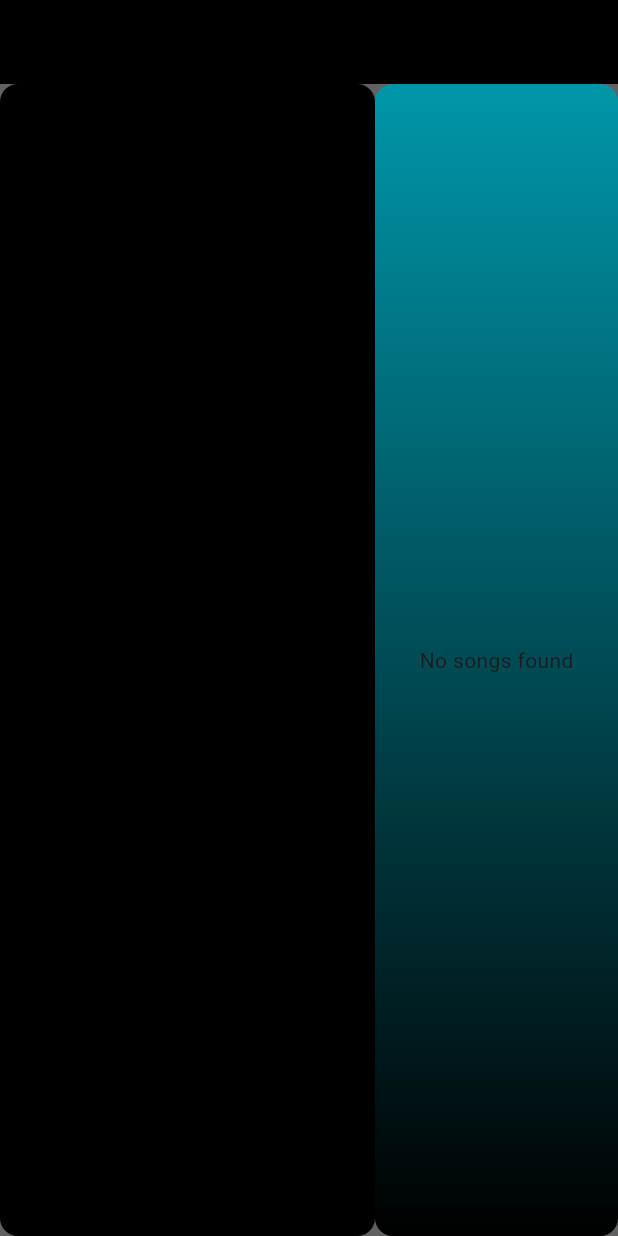
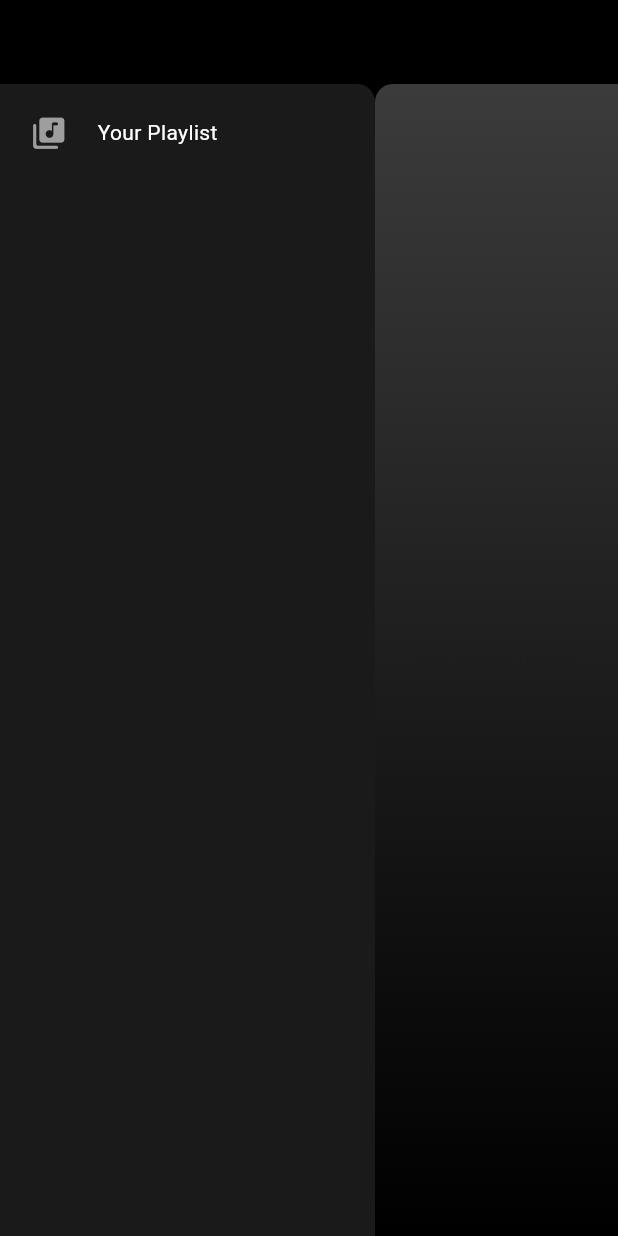
Before and after one commit to ksahib/Music-Player, a Flutter app: the screen it shows after launch, on a phone screen of 412 x 824 dp. Run offline on Flutter 3.47's test engine with Material 3 defaults, Android fonts, the phone set to English and light mode, and no system bars; our stand-ins replace audioplayers, file_picker, shared_preferences, watcher; missing offline and left inert: metadata_god.

Commit message:
added color analyse and auto color gradient

```diff
--- a/lib/music_list_page.dart
+++ b/lib/music_list_page.dart
@@ -53,6 +53,7 @@ class _MusicListPageState extends State<MusicListPage> {
   DirectoryWatcher? _directoryWatcher;
   StreamSubscription<WatchEvent>? _directoryWatcherSubscription;
   String? storedDirectory;
+  Color containerColor = const Color.fromARGB(255, 75, 74, 74);
 
   @override
   void initState() {
@@ -86,6 +87,27 @@ class _MusicListPageState extends State<MusicListPage> {
 
     return img.getColor(r, g, b, a);
   }
+
+    Future<void> handleHover(File song) async {
+    Uint8List? albumArt = await getAlbumArt(song);
+    if (albumArt != null) {
+      img.Image? albumArtImage = img.decodeImage(albumArt);
+
+      if (albumArtImage != null) {
+        int darkestColor = findDarkest(albumArtImage);
+
+        // Update the state to change the gradient
+        setState(() {
+          containerColor = Color(darkestColor);
+        });
+      } else {
+        print('Failed to decode image');
+      }
+    } else {
+      print('No album art available for this song.');
+    }
+  }
+
 
   void loadSongs() async {
     storedDirectory = await getStoredDirectory();
@@ -155,39 +177,83 @@ class _MusicListPageState extends State<MusicListPage> {
           Container(
             width: double.infinity,
             height: double.infinity,
-            color: Colors.grey[700],
+            color: Colors.black,
           ),
           Row(
             mainAxisAlignment: MainAxisAlignment.center,
             children: <Widget>[
+              Stack(
+                children: <Widget>[
                   Container(
                     width: 250,
                     height: double.infinity,
-                decoration: BoxDecoration(
-                  color: Colors.black,
-                  borderRadius: BorderRadius.circular(12.0),
+                    decoration: const BoxDecoration(
+                      color: Color.fromARGB(255, 27, 26, 26),
+                      borderRadius: BorderRadius.only(
+                        topLeft: Radius.circular(0),
+                        bottomLeft: Radius.circular(0),
+                        bottomRight: Radius.circular(0),
+                        topRight: Radius.circular(12.0),
                       ),
                     ),
+                  ),
+                  const Padding(
+                    padding: EdgeInsets.all(20),
+                    child: Row(
+                      mainAxisAlignment: MainAxisAlignment.spaceEvenly,
+                      children: <Widget>[
+                        Icon(
+                          Icons.my_library_music_rounded,
+                          size: 25.0,
+                          color: Colors.grey,
+                        ),
+                        Padding(
+                          padding: EdgeInsets.only(
+                            left: 20,
+                            top: 0,
+                            bottom: 0,
+                            right: 0,
+                          ),
+                          child: const Text(
+                            "Your Playlist",
+                            style: TextStyle(
+                              color: Colors.white,
+                            ),
+                          ),
+                        ),
+                      ],
+                    ),
+                  ),
+                ],
+              ),
               Expanded(
-                child: Container(
+                child: AnimatedContainer(
+                  duration: const Duration(milliseconds: 300),
                   decoration: BoxDecoration(
-                    borderRadius: BorderRadius.circular(12.0),
-                    gradient: const LinearGradient(
-                      begin: Alignment(1,-1.5),
-                      end: Alignment(1,1),
+                    borderRadius: const BorderRadius.only(
+                      topLeft: Radius.circular(12.0),
+                      bottomLeft: Radius.circular(0),
+                      bottomRight: Radius.circular(0),
+                      topRight: Radius.circular(0),
+                    ),
+                    gradient: LinearGradient(
+                      begin: Alignment(1, -1.5),
+                      end: Alignment(1, 1),
                       colors: [
-                        Colors.cyan,
+                        containerColor, // Dynamic color
                         Colors.black,
                       ],
                     ),
                   ),
                   child: songs.isEmpty
-                ? Center(child: Text("No songs found"))
+                      ? const Center(child: Text("No songs found"))
                       : ListView.builder(
                           itemCount: songs.length,
                           itemBuilder: (context, index) {
                             File song = songs[index];
-                      return ListTile(
+                            return MouseRegion(
+                              onEnter: (_) => handleHover(song),
+                              child: ListTile(
                                 leading: FutureBuilder<Uint8List?>(
                                   future: getAlbumArt(song),
                                   builder: (context, snapshot) {
@@ -200,7 +266,7 @@ class _MusicListPageState extends State<MusicListPage> {
                                       );
                                     } else {
                                       return Image.asset(
-                                'assets/images/album_art_placeholder.jpg', // Default image
+                                        'assets/images/album_art_placeholder.jpg',
                                         width: 43,
                                         height: 43,
                                         fit: BoxFit.cover,
@@ -208,10 +274,10 @@ class _MusicListPageState extends State<MusicListPage> {
                                     }
                                   },
                                 ),
-                        title: Text(song.path.split(r'\').last), // Fixed backslash issue
+                                title: Text(song.path.split(r'\').last),
                                 textColor: Colors.white,
                                 onTap: () => playSong(song),
-
+                              ),
                             );
                           },
                         ),
```
Lines whose indentation alone changed are shown as unchanged.
